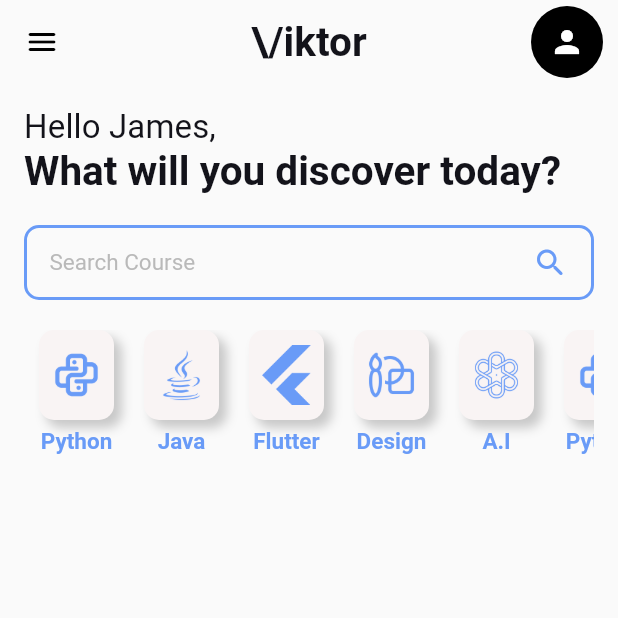
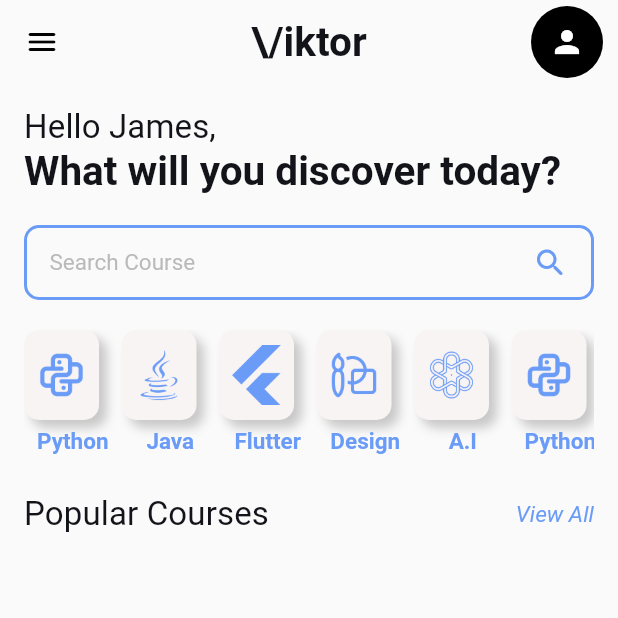
Before and after one commit to NhatToan1010/flutter_study_app, a Flutter app: the screen it shows after launch, on a phone screen of 412 x 824 dp, the top half of it. Run offline on Flutter 3.47's test engine with Material 2 defaults, Android fonts, the phone set to English and light mode, and no system bars; our stand-ins replace get, google_fonts, liquid_swipe, smooth_page_indicator; missing offline and left inert: otp_timer_button.

Commit message:
Create CategoriesController.dart, Optimizing Components in DashBoard.dart

```diff
--- a/lib/src/constants/image_strings.dart
+++ b/lib/src/constants/image_strings.dart
@@ -35,3 +35,8 @@ const String icJava = "assets/icons/ic_java.png";
 const String icFlutter = "assets/icons/ic_flutter.png";
 const String icGraphicDesign = "assets/icons/ic_graphic_design.png";
 const String icArtificialIntelligence = "assets/icons/ic_artificial_intelligence.png";
+
+// Courses
+const String imgCoursePython = "assets/images/courses/img_introduction_to_python";
+const String imgCourseFlutter = "assets/images/courses/img_introduction_to_flutter";
+const String imgCourseArchitecture = "assets/images/courses/img_introduction_to_architecture_design";
--- a/lib/src/constants/text_strings.dart
+++ b/lib/src/constants/text_strings.dart
@@ -1,4 +1,31 @@
 import 'dart:ui';
+
+// Generic
+const String txtSignIn = "Sign-In";
+const String txtSignUp = "Sign Up";
+const String txtPhoneNo = "Phone No";
+const String txtEmail = "Email";
+const String txtUsername = "Username";
+const String txtEmailUsername = "Email / Username";
+const String txtPassword = "Password";
+const String txtConfirmPassword = "Confirm Password";
+const String txtContinue = "Continue";
+const String txtResend = "Resend";
+const String txtPython = "Python";
+const String txtJava = "Java";
+const String txtFlutter = "Flutter";
+const String txtGraphicDesign = "Design";
+const String txtArtificialIntelligence = "A.I";
+const String txtLessons = " Lessons";
+const String txtWeeks = " Weeks, ";
+const String txtBeginner = "Beginner";
+const String txtInternship = "Internship";
+const String txtExpert = "Expert";
+
+// Courses
+const String txtCoursePython = "Introduction to Python";
+const String txtCourseFlutter = "Introduction to Flutter";
+const String txtCourseArchitecture = "Architecture Design";
 
 //Splash Screen
 const String txtSplashScreenHeading = "Community\nbrings Victory";
@@ -19,23 +46,6 @@ const String txtOnboardingButton = "Get Started";
 //Welcome Screen
 const String txtWelcomeScreenTitle = "Begin to Learn";
 const String txtWelcomeScreenBody = "Let’s put your creativity on the\ndevelopment highway.";
-
-// Generic
-const String txtSignIn = "Sign-In";
-const String txtSignUp = "Sign Up";
-const String txtPhoneNo = "Phone No";
-const String txtEmail = "Email";
-const String txtUsername = "Username";
-const String txtEmailUsername = "Email / Username";
-const String txtPassword = "Password";
-const String txtConfirmPassword = "Confirm Password";
-const String txtContinue = "Continue";
-const String txtResend = "Resend";
-const String txtPython = "Python";
-const String txtJava = "Java";
-const String txtFlutter = "Flutter";
-const String txtGraphicDesign = "Design";
-const String txtArtificialIntelligence = "A.I";
 
 // Sign-In Screen
 const String txtSignInHeading = "Welcome.";
@@ -69,3 +79,5 @@ const String txtLabel = "\\/iktor";
 const String txtGreeting = "Hello James,";
 const String txtSubGreeting = "What will you discover today?";
 const String txtSearch = "Search Course";
+const String txtPopularCourses = "Popular Courses";
+const String txtViewAll = "View All";
--- /dev/null
+++ b/lib/src/features/home/controllers/dashboard/CategoriesController.dart
@@ -0,0 +1,34 @@
+import 'package:flutter_study_app/src/constants/image_strings.dart';
+import 'package:flutter_study_app/src/constants/text_strings.dart';
+import 'package:get/get.dart';
+
+class CategoriesController extends GetxController{
+
+  static CategoriesController get find => Get.find();
+
+  final dataTitle = [
+    txtPython,
+    txtJava,
+    txtFlutter,
+    txtGraphicDesign,
+    txtArtificialIntelligence,
+    txtPython,
+    txtJava,
+    txtFlutter,
+    txtGraphicDesign,
+    txtArtificialIntelligence
+  ];
+  final dataImage = [
+    icPython,
+    icJava,
+    icFlutter,
+    icGraphicDesign,
+    icArtificialIntelligence,
+    icPython,
+    icJava,
+    icFlutter,
+    icGraphicDesign,
+    icArtificialIntelligence
+  ];
+
+}
--- a/lib/src/features/home/screens/dashboard/CategoriesWidget.dart
+++ b/lib/src/features/home/screens/dashboard/CategoriesWidget.dart
@@ -2,53 +2,29 @@ import 'dart:convert';
 
 import 'package:flutter/material.dart';
 import 'package:flutter_study_app/src/constants/colors.dart';
-import 'package:flutter_study_app/src/constants/image_strings.dart';
-import 'package:flutter_study_app/src/constants/text_strings.dart';
-import 'package:flutter_study_app/src/features/home/models/dashboard/CategoriesModel.dart';
+import 'package:flutter_study_app/src/features/home/controllers/dashboard/CategoriesController.dart';
+import 'package:get/get.dart';
 
 class CategoriesWidget extends StatelessWidget {
-  const CategoriesWidget({
+  CategoriesWidget({
     super.key,
   });
 
+  final controller = Get.put(CategoriesController());
+
   @override
   Widget build(BuildContext context) {
-    final dataTitle = [
-      txtPython,
-      txtJava,
-      txtFlutter,
-      txtGraphicDesign,
-      txtArtificialIntelligence,
-      txtPython,
-      txtJava,
-      txtFlutter,
-      txtGraphicDesign,
-      txtArtificialIntelligence
-    ];
-    final dataImage = [
-      icPython,
-      icJava,
-      icFlutter,
-      icGraphicDesign,
-      icArtificialIntelligence,
-      icPython,
-      icJava,
-      icFlutter,
-      icGraphicDesign,
-      icArtificialIntelligence
-    ];
-
     return SizedBox(
       height: 90,
       child: ListView.builder(
         scrollDirection: Axis.horizontal,
         physics: const ClampingScrollPhysics(),
-          itemCount: dataTitle.length,
-          itemBuilder: (context, index) => Container(
-            padding: const EdgeInsets.symmetric(horizontal: 10),
-            child: Column(
+        itemCount: controller.dataTitle.length,
+        itemBuilder: (context, index) => Column(
           children: [
+            // --- Categories Frame ---
             Container(
+                margin: const EdgeInsets.only(right: 15.0),
                 width: 50,
                 height: 60,
                 decoration: BoxDecoration(
@@ -61,22 +37,23 @@ class CategoriesWidget extends StatelessWidget {
                         offset: const Offset(5, 5))
                   ],
                 ),
+                // --- Categories Icon ---
                 child: TextButton(
                     onPressed: () {},
                     child: Image(
                         width: 40,
                         height: 40,
-                            image: AssetImage(dataImage[index])))),
+                        image: AssetImage(controller.dataImage[index])))),
             const SizedBox(height: 5.0),
+            // --- Categories Title ---
             Text(
-                  dataTitle[index],
+              controller.dataTitle[index],
               style: const TextStyle(
                   color: blueAccent, fontWeight: FontWeight.bold),
             )
           ],
         ),
       ),
-        ),
     );
   }
 }
--- a/lib/src/features/home/screens/dashboard/DashBoard.dart
+++ b/lib/src/features/home/screens/dashboard/DashBoard.dart
@@ -3,9 +3,11 @@ import 'package:flutter_study_app/src/constants/colors.dart';
 import 'package:flutter_study_app/src/constants/image_strings.dart';
 import 'package:flutter_study_app/src/constants/sizes.dart';
 import 'package:flutter_study_app/src/constants/text_strings.dart';
-import 'package:flutter_study_app/src/features/home/models/dashboard/CategoriesModel.dart';
+import 'package:flutter_study_app/src/features/home/models/dashboard/CategoriesModel.css.dart';
 import 'package:flutter_study_app/src/features/home/screens/dashboard/CategoriesWidget.dart';
 import 'package:flutter_study_app/src/features/home/screens/dashboard/DashBoard.dart';
+import 'package:flutter_study_app/src/features/home/screens/dashboard/HeaderWidget.dart';
+import 'package:flutter_study_app/src/features/home/screens/dashboard/SearchBarWidget.dart';
 
 class DashBoard extends StatelessWidget {
   const DashBoard({super.key});
@@ -30,10 +32,9 @@ class DashBoard extends StatelessWidget {
         elevation: 0,
         actions: [
           Container(
-            margin: const EdgeInsets.symmetric(horizontal: 10.0),
+              margin: const EdgeInsets.symmetric(horizontal: 10.0),
               decoration: const BoxDecoration(
-                shape: BoxShape.circle,
-                  color: Colors.black),
+                  shape: BoxShape.circle, color: Colors.black),
               child: IconButton(
                 onPressed: () {},
                 icon: const Icon(Icons.person),
@@ -47,69 +48,34 @@ class DashBoard extends StatelessWidget {
           crossAxisAlignment: CrossAxisAlignment.start,
           children: [
             // --- Heading ---
-            Column(
-              crossAxisAlignment: CrossAxisAlignment.start,
+            HeaderWidget(txtTheme: txtTheme),
+            const SizedBox(height: 20.0),
+            // --- Search Bar ---
+            SearchBarWidget(size: size, txtTheme: txtTheme),
+            const SizedBox(height: 20.0),
+            // --- Categories
+            CategoriesWidget(),
+            const SizedBox(height: 20.0),
+            // --- Popular Courses
+            Row(
+              mainAxisAlignment: MainAxisAlignment.spaceBetween,
               children: [
                 Text(
-                  txtGreeting,
+                  txtPopularCourses,
                   style: txtTheme.titleSmall,
                 ),
-                Text(
-                  txtSubGreeting,
-                  style: txtTheme.headlineSmall,
+                const Text(
+                  txtViewAll,
+                  style: TextStyle(
+                      fontSize: 15,
+                      color: blueAccent,
+                      fontStyle: FontStyle.italic),
                 )
               ],
-            ),
-            // --- Search Bar ---
-            const SizedBox(height: 20.0),
-            Container(
-                padding: const EdgeInsets.symmetric(horizontal: 15.0),
-                width: size.width,
-                height: defaultHeight,
-                decoration: BoxDecoration(
-                  borderRadius: BorderRadius.circular(10.0),
-                  border: Border.all(width: 2, color: blueAccent),
-                ),
-                child: Row(
-                  mainAxisAlignment: MainAxisAlignment.spaceBetween,
-                  children: [
-                    Text(
-                      txtSearch,
-                      style: txtTheme.bodyMedium
-                          ?.apply(color: Colors.grey.withOpacity(0.7)),
-                    ),
-                    const Icon(
-                      Icons.search_rounded,
-                      color: blueAccent,
-                    )
-                  ],
-                )),
-            const SizedBox(height: 20.0),
-            // --- Categories
-            const CategoriesWidget(),
+            )
           ],
         ),
       ),
     );
   }
 }
-
-// const SingleChildScrollView(
-//   scrollDirection: Axis.horizontal,
-//   child:
-//       CategoriesWidget()
-//       CategoriesWidget(
-//           model: CategoriesModel(image: icPython, title: txtPython)),
-//       CategoriesWidget(
-//           model: CategoriesModel(image: icJava, title: txtJava)),
-//       CategoriesWidget(
-//           model:
-//               CategoriesModel(image: icFlutter, title: txtFlutter)),
-//       CategoriesWidget(
-//           model: CategoriesModel(
-//               image: icGraphicDesign, title: txtGraphicDesign)),
-//       CategoriesWidget(
-//           model: CategoriesModel(
-//               image: icArtificialIntelligence,
-//               title: txtArtificialIntelligence)),
-// )
--- /dev/null
+++ b/lib/src/features/home/screens/dashboard/HeaderWidget.dart
@@ -0,0 +1,28 @@
+import 'package:flutter/material.dart';
+import 'package:flutter_study_app/src/constants/text_strings.dart';
+
+class HeaderWidget extends StatelessWidget {
+  const HeaderWidget({
+    super.key,
+    required this.txtTheme,
+  });
+
+  final TextTheme txtTheme;
+
+  @override
+  Widget build(BuildContext context) {
+    return Column(
+      crossAxisAlignment: CrossAxisAlignment.start,
+      children: [
+        Text(
+          txtGreeting,
+          style: txtTheme.titleSmall,
+        ),
+        Text(
+          txtSubGreeting,
+          style: txtTheme.headlineSmall,
+        )
+      ],
+    );
+  }
+}
--- /dev/null
+++ b/lib/src/features/home/screens/dashboard/SearchBarWidget.dart
@@ -0,0 +1,41 @@
+import 'package:flutter/material.dart';
+import 'package:flutter_study_app/src/constants/colors.dart';
+import 'package:flutter_study_app/src/constants/sizes.dart';
+import 'package:flutter_study_app/src/constants/text_strings.dart';
+
+class SearchBarWidget extends StatelessWidget {
+  const SearchBarWidget({
+    super.key,
+    required this.size,
+    required this.txtTheme,
+  });
+
+  final Size size;
+  final TextTheme txtTheme;
+
+  @override
+  Widget build(BuildContext context) {
+    return Container(
+        padding: const EdgeInsets.symmetric(horizontal: 15.0),
+        width: size.width,
+        height: defaultHeight,
+        decoration: BoxDecoration(
+          borderRadius: BorderRadius.circular(10.0),
+          border: Border.all(width: 2, color: blueAccent),
+        ),
+        child: Row(
+          mainAxisAlignment: MainAxisAlignment.spaceBetween,
+          children: [
+            Text(
+              txtSearch,
+              style: txtTheme.bodyMedium
+                  ?.apply(color: Colors.grey.withOpacity(0.7)),
+            ),
+            const Icon(
+              Icons.search_rounded,
+              color: blueAccent,
+            )
+          ],
+        ));
+  }
+}
--- a/pubspec.yaml
+++ b/pubspec.yaml
@@ -44,4 +44,5 @@ flutter:
     - assets/images/on_boarding_screen/
     - assets/images/welcome_screen/
     - assets/images/sign_in_screen/
+    - assets/images/courses/
     - assets/icons/
```
Also changed, not shown: assets/images/courses/img_architecture_design.png (added), assets/images/courses/img_introduction_to_flutter.png (added), assets/images/courses/img_introduction_to_python.png (added), lib/src/features/home/models/dashboard/CategoriesModel.css.dart (line endings or trailing spaces). Lines whose indentation alone changed are shown as unchanged.
